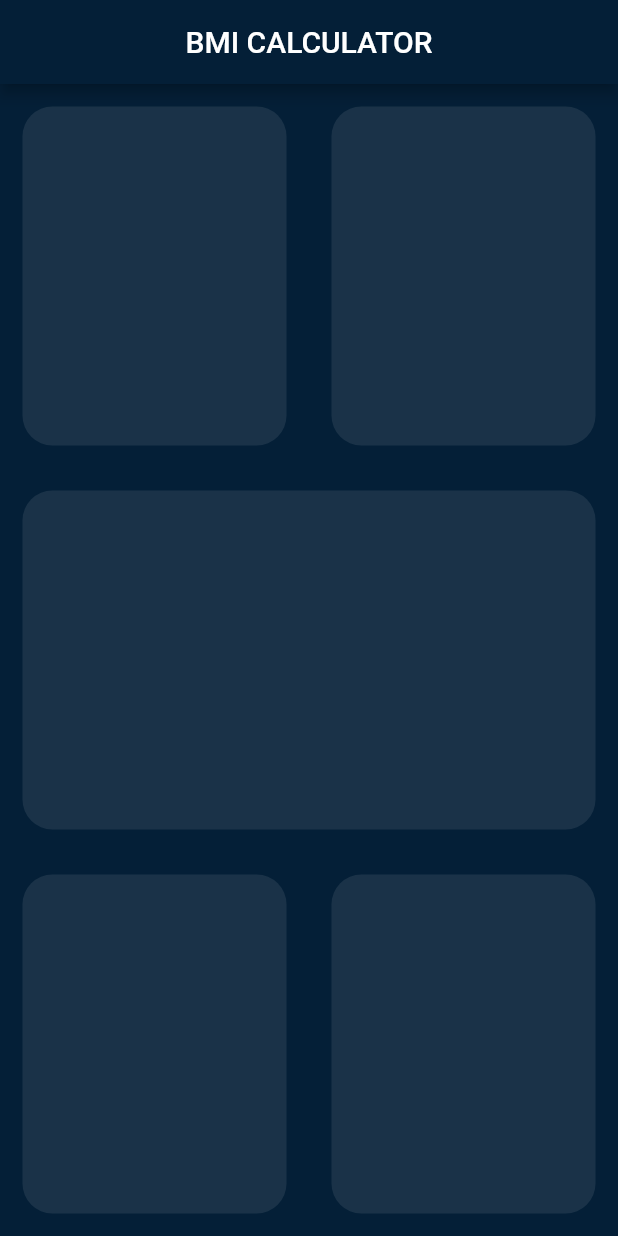
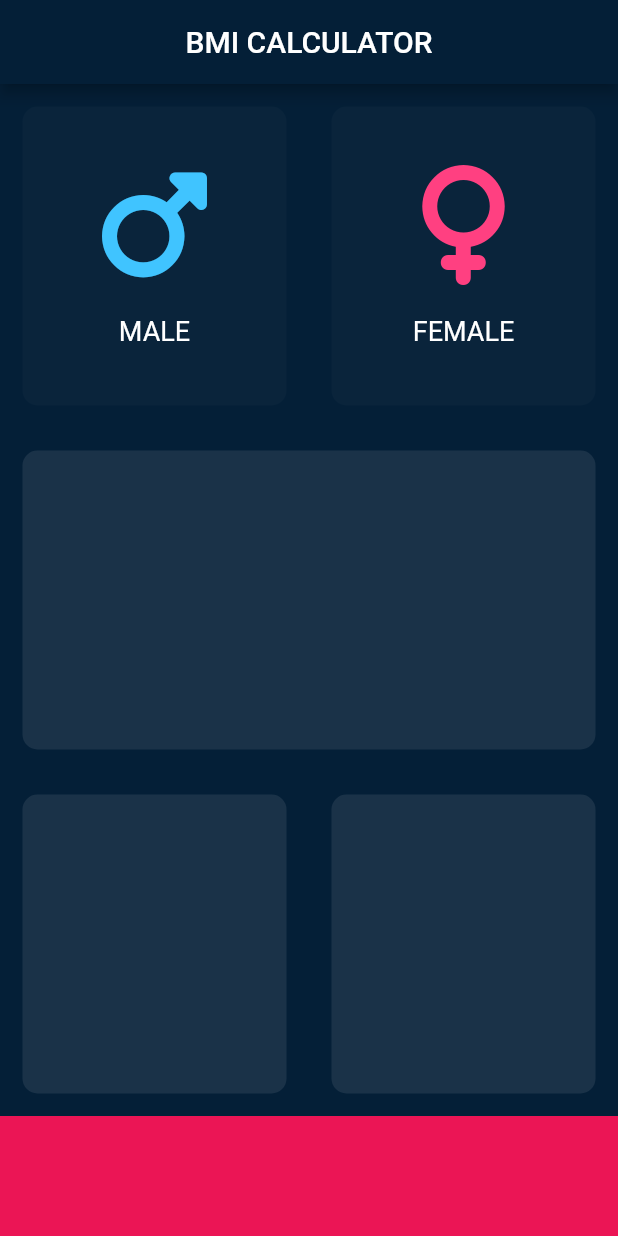
Before and after one commit to MAHMUDURRAHMANARNOB/bmi_calculator, a Flutter app: the screen it shows after launch, on a phone screen of 412 x 824 dp. Run offline on Flutter 3.47's test engine with Material 2 defaults, Android fonts, the phone set to English and light mode, and no system bars; our stand-ins replace font_awesome_flutter.

```diff
--- /dev/null
+++ b/lib/iconWidget.dart
@@ -0,0 +1,37 @@
+import 'package:flutter/material.dart';
+
+class IconWidget extends StatelessWidget {
+  final IconData icon;
+  final String label;
+  final Color color;
+
+  const IconWidget(
+      {super.key,
+      required this.icon,
+      this.color = Colors.white,
+      required this.label});
+
+  @override
+  Widget build(BuildContext context) {
+    return Column(
+      mainAxisAlignment: MainAxisAlignment.center,
+      children: [
+        Icon(
+          icon,
+          color: color,
+          size: 80,
+        ),
+        const SizedBox(
+          height: 20,
+        ),
+        Text(
+          label,
+          style: const TextStyle(
+            color: Colors.white,
+            fontSize: 18,
+          ),
+        )
+      ],
+    );
+  }
+}
--- a/lib/inputPage.dart
+++ b/lib/inputPage.dart
@@ -1,10 +1,41 @@
 // ignore_for_file: prefer_const_constructors
 
+import 'package:font_awesome_flutter/font_awesome_flutter.dart';
+
+import 'reuseableCard.dart';
+import 'iconWidget.dart';
 import 'package:flutter/cupertino.dart';
 import 'package:flutter/material.dart';
 
-class InputPage extends StatelessWidget {
+const activeCardColor = Color(0x43576979);
+const inactiveCardColor = Color(0x11576979);
+const bottomContainerColor = Color(0xFFEB1555);
+const bottomContainerHeight = 80.0;
+
+class InputPage extends StatefulWidget {
   const InputPage({super.key});
+
+  @override
+  State<InputPage> createState() => _InputPageState();
+}
+
+class _InputPageState extends State<InputPage> {
+  Color maleCardColor = inactiveCardColor;
+  Color femaleCardColor = inactiveCardColor;
+
+  void updateCardColor(int gender) {
+    //int male = 1, female = 2
+    if (gender == 1) {
+      //male
+      maleCardColor = activeCardColor;
+      femaleCardColor = inactiveCardColor;
+    }
+    if (gender == 2) {
+      //female
+      femaleCardColor = activeCardColor;
+      maleCardColor = inactiveCardColor;
+    }
+  }
 
   @override
   Widget build(BuildContext context) {
@@ -18,13 +49,41 @@ class InputPage extends StatelessWidget {
               child: Row(
                 children: [
                   Expanded(
-                    child: ReusableCard(
-                      colour: Color(0x43576979),
+                    child: GestureDetector(
+                      onTap: () {
+                        setState(() {
+                          updateCardColor(1);
+                        });
+
+                        print("Male Card Selected");
+                      },
+                      child: ReusableCard(
+                        colour: maleCardColor,
+                        cardClild: IconWidget(
+                          icon: FontAwesomeIcons.mars,
+                          color: Colors.lightBlueAccent,
+                          label: "MALE",
+                        ),
+                      ),
                     ),
                   ),
                   Expanded(
-                    child: ReusableCard(
-                      colour: Color(0x43576979),
+                    child: GestureDetector(
+                      onTap: () {
+                        setState(() {
+                          updateCardColor(2);
+                        });
+
+                        print("Female Card Selected");
+                      },
+                      child: ReusableCard(
+                        colour: femaleCardColor,
+                        cardClild: IconWidget(
+                          icon: FontAwesomeIcons.venus,
+                          color: Colors.pinkAccent,
+                          label: "FEMALE",
+                        ),
+                      ),
                     ),
                   ),
                 ],
@@ -35,7 +94,7 @@ class InputPage extends StatelessWidget {
               children: [
                 Expanded(
                   child: ReusableCard(
-                    colour: Color(0x43576979),
+                    colour: activeCardColor,
                   ),
                 ),
               ],
@@ -45,37 +104,22 @@ class InputPage extends StatelessWidget {
               children: [
                 Expanded(
                   child: ReusableCard(
-                    colour: Color(0x43576979),
+                    colour: activeCardColor,
                   ),
                 ),
                 Expanded(
                   child: ReusableCard(
-                    colour: Color(0x43576979),
+                    colour: activeCardColor,
                   ),
                 ),
               ],
             )),
+            Container(
+              width: double.infinity,
+              height: bottomContainerHeight,
+              color: bottomContainerColor,
+            )
           ],
         ));
   }
 }
-
-class ReusableCard extends StatelessWidget {
-  ReusableCard({required this.colour});
-  final Color colour;
-  /*const ReusableCard({
-    super.key,
-  });*/
-
-  @override
-  Widget build(BuildContext context) {
-    return Container(
-      /*color: Color(0xFF29363C),*/ //NOTE: We can not use color in container where we use Box decoration
-      margin: EdgeInsets.all(15),
-      decoration: BoxDecoration(
-        color: colour,
-        borderRadius: BorderRadius.circular(20),
-      ),
-    );
-  }
-}
--- /dev/null
+++ b/lib/reuseableCard.dart
@@ -0,0 +1,26 @@
+import 'package:flutter/material.dart';
+
+class ReusableCard extends StatelessWidget {
+  final Color colour;
+  final Widget? cardClild;
+  ReusableCard({
+    required this.colour,
+    this.cardClild,
+  });
+  /*const ReusableCard({
+    super.key,
+  });*/
+
+  @override
+  Widget build(BuildContext context) {
+    return Container(
+      /*color: Color(0xFF29363C),*/ //NOTE: We can not use color in container where we use Box decoration
+      margin: const EdgeInsets.all(15.0),
+      decoration: BoxDecoration(
+        color: colour,
+        borderRadius: BorderRadius.circular(10),
+      ),
+      child: cardClild,
+    );
+  }
+}
```
